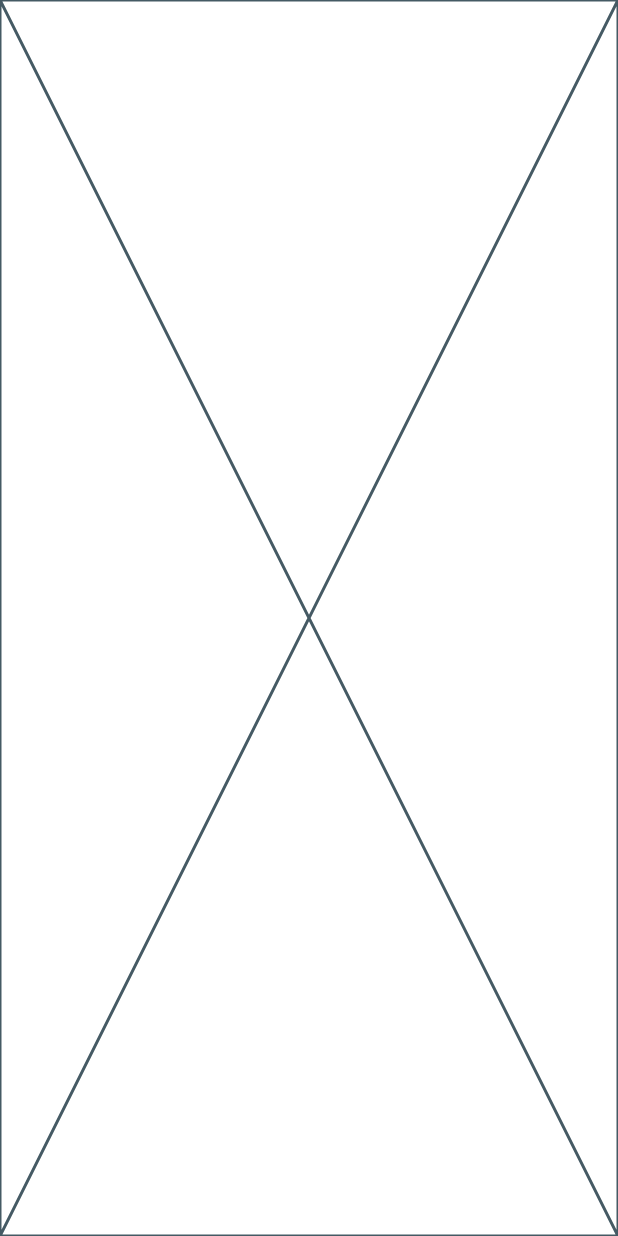
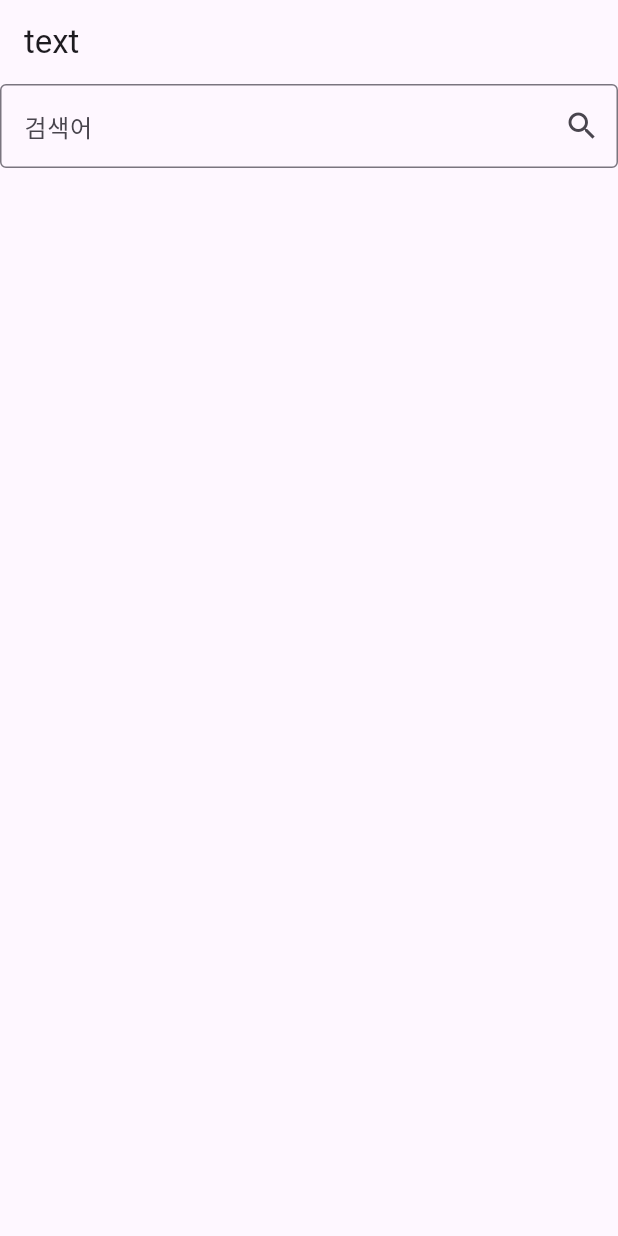
Before and after one commit to happysong3914/subwaySearch, a Flutter app: the screen it shows after launch, on a phone screen of 412 x 824 dp. Run offline on Flutter 3.47's test engine with Material 3 defaults, Android fonts, the phone set to English and light mode, and no system bars; our stand-ins replace freezed_annotation, go_router.

Commit message:
라우터작성

```diff
--- a/lib/main.dart
+++ b/lib/main.dart
@@ -4,6 +4,7 @@ import 'package:provider/provider.dart';
 import 'package:subway_search/data/data_source/subway_data_source.dart';
 import 'package:subway_search/presentation/search_list_view_model.dart';
 import 'package:subway_search/presentation/search_main.dart';
+import 'package:subway_search/router.dart';
 
 import 'data/repository/subway_repository.dart';
 import 'data/repository/subway_repository_impl.dart';
@@ -17,20 +18,21 @@ class MyApp extends StatelessWidget {
 
   @override
   Widget build(BuildContext context) {
-    return MaterialApp(
+    return MaterialApp.router(
+      routerConfig: router,
       title: 'Flutter Demo',
       theme: ThemeData(
         colorScheme: ColorScheme.fromSeed(seedColor: Colors.deepPurple),
         useMaterial3: true,
       ),
-      home: ChangeNotifierProvider(   // cnp
+/*      home: ChangeNotifierProvider(   // cnp
         create: (_) => SearchListViewModel(
             subwayRepository: SubwayRepositoryImpl(
                 subWayDataSource: SubWayDataSource()
             )
         ),
         child: const SearchMain(),
-      ),
+      ),*/
     );
   }
 }
--- a/lib/presentation/result_main.dart
+++ b/lib/presentation/result_main.dart
@@ -1,7 +1,10 @@
 import 'package:flutter/material.dart';
 
+import '../data/model/subway.dart';
+
 class ResultMain extends StatelessWidget {
-  const ResultMain({super.key});
+  List<Subway> subwayList =[];
+  ResultMain({super.key, required subwayList});
 
   @override
   Widget build(BuildContext context) {
--- a/lib/presentation/searchList_state.dart
+++ b/lib/presentation/searchList_state.dart
@@ -8,7 +8,7 @@ part 'searchList_state.g.dart';
 @freezed
 class SearchListState with _$SearchListState {
   const factory SearchListState({
-    @Default([]) List<Subway> photos,
+    @Default([]) List<Subway> subways,
     @Default(false) bool isLoading,
   }) = _SearchListState;
 
--- a/lib/presentation/search_list_view_model.dart
+++ b/lib/presentation/search_list_view_model.dart
@@ -19,7 +19,7 @@ class SearchListViewModel with ChangeNotifier {
     notifyListeners();
 
     _state = state.copyWith(
-      photos: await _subwayRepository.getSubways(query),
+      subways: await _subwayRepository.getSubways(query),
       isLoading: false,
     );
     notifyListeners();
--- a/lib/presentation/search_main.dart
+++ b/lib/presentation/search_main.dart
@@ -1,10 +1,33 @@
 import 'package:flutter/material.dart';
+import 'package:subway_search/presentation/search_list_view_model.dart';
+import 'package:provider/provider.dart';
 
 class SearchMain extends StatelessWidget {
   const SearchMain({super.key});
 
   @override
   Widget build(BuildContext context) {
-    return const Placeholder();
+    final _queryTextEditingController = TextEditingController();
+    final viewModel = context.watch<SearchListViewModel>();
+
+    return Scaffold(
+      appBar: AppBar(
+        title: Text('text'),
+      ),
+      body:TextField(
+        controller: _queryTextEditingController,
+        decoration: InputDecoration(
+          border: const OutlineInputBorder(),
+          hintText: '검색어',
+          suffixIcon: IconButton(
+            icon: const Icon(Icons.search),
+            onPressed: () {
+              final query = _queryTextEditingController.text;
+              viewModel.onSearch(query);
+            },
+          ),
+        ),
+      ),
+    );
   }
 }
--- a/lib/router.dart
+++ b/lib/router.dart
@@ -1,31 +1,38 @@
 import 'package:go_router/go_router.dart';
+import 'package:provider/provider.dart';
+import 'package:subway_search/presentation/result_main.dart';
+import 'package:subway_search/presentation/search_list_view_model.dart';
+import 'package:subway_search/presentation/search_main.dart';
 
-import 'data/core/change_notifier_provider.dart';
+import 'data/data_source/subway_data_source.dart';
+import 'data/repository/subway_repository_impl.dart';
+
+
 
 
 
 final router = GoRouter(
+  initialLocation: '/',
+  debugLogDiagnostics: true,
   routes: [
     GoRoute(
       path: '/',
       builder: (context, state) {
         return ChangeNotifierProvider(
-          value: CounterViewModel(
-            repository: CounterRepository(),
+          create: (_) => SearchListViewModel(
+              subwayRepository: SubwayRepositoryImpl(
+                  subWayDataSource: SubWayDataSource()
+              )
           ),
-          child: const CounterScreen(),
+            child: const SearchMain(),
         );
       },
     ),
     GoRoute(
-      path: '/next',
+      path: '/result',
       builder: (context, state) {
-        return ChangeNotifierProvider(
-          value: CounterViewModel(
-            repository: CounterRepository(),
-          ),
-          child: const NextScreen(),
-        );
+        final resultList = state.extra as List;
+        return ResultMain(subwayList: resultList,);
       },
     ),
   ],
```
Also changed, not shown: lib/presentation/searchList_state.freezed.dart, lib/presentation/searchList_state.g.dart.
